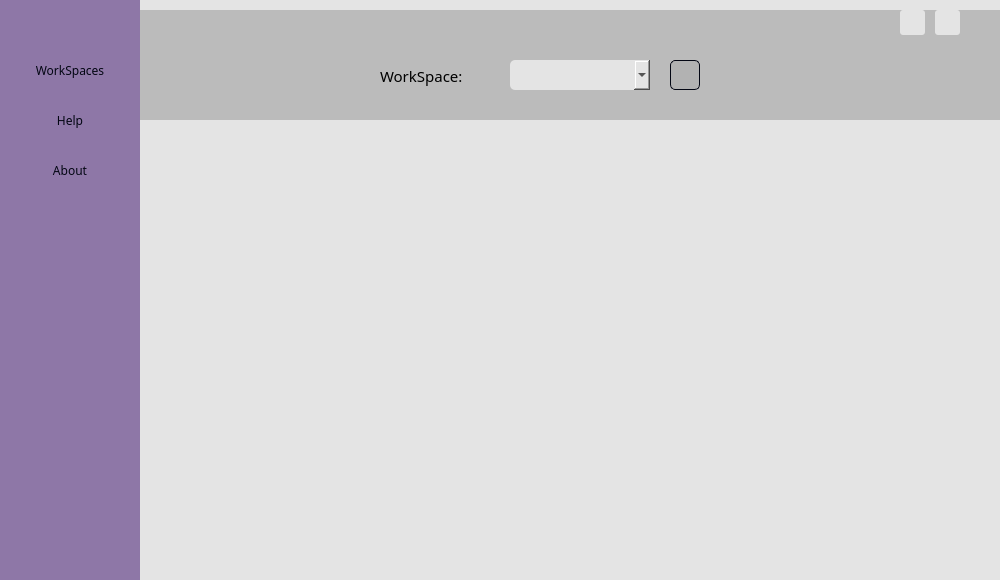
Old version of the form src/main.ui in the repository Matin-Ardestani/ToDo-List.
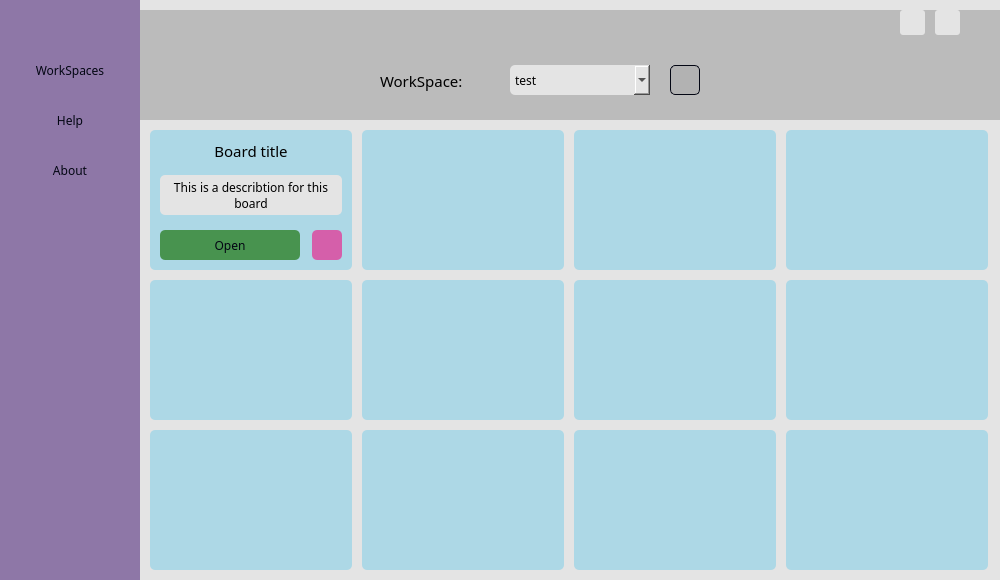
New version of the form. Icons and pictures are not drawn.

Commit message: boards items started

```diff
--- a/src/main.ui
+++ b/src/main.ui
@@ -241,9 +241,9 @@
       <property name="geometry">
        <rect>
         <x>0</x>
-        <y>-10</y>
+        <y>0</y>
         <width>860</width>
-        <height>120</height>
+        <height>110</height>
        </rect>
       </property>
       <property name="styleSheet">
@@ -259,7 +259,7 @@
        <property name="geometry">
         <rect>
          <x>240</x>
-         <y>65</y>
+         <y>60</y>
          <width>101</width>
          <height>21</height>
         </rect>
@@ -281,7 +281,7 @@
        <property name="geometry">
         <rect>
          <x>370</x>
-         <y>60</y>
+         <y>55</y>
          <width>140</width>
          <height>30</height>
         </rect>
@@ -294,12 +294,17 @@
        <property name="styleSheet">
         <string notr="true">background-color: #E4E4E4;border-radius: 5px;</string>
        </property>
+       <item>
+        <property name="text">
+         <string>test</string>
+        </property>
+       </item>
       </widget>
       <widget class="QPushButton" name="btn_addworkspace">
        <property name="geometry">
         <rect>
          <x>530</x>
-         <y>60</y>
+         <y>55</y>
          <width>30</width>
          <height>30</height>
         </rect>
@@ -331,6 +336,363 @@
        </property>
       </widget>
      </widget>
+     <widget class="QFrame" name="frame_2">
+      <property name="geometry">
+       <rect>
+        <x>0</x>
+        <y>110</y>
+        <width>860</width>
+        <height>460</height>
+       </rect>
+      </property>
+      <property name="frameShape">
+       <enum>QFrame::StyledPanel</enum>
+      </property>
+      <property name="frameShadow">
+       <enum>QFrame::Raised</enum>
+      </property>
+      <widget class="QFrame" name="frame_3">
+       <property name="geometry">
+        <rect>
+         <x>10</x>
+         <y>10</y>
+         <width>202</width>
+         <height>140</height>
+        </rect>
+       </property>
+       <property name="styleSheet">
+        <string notr="true">background: lightblue;</string>
+       </property>
+       <property name="frameShape">
+        <enum>QFrame::StyledPanel</enum>
+       </property>
+       <property name="frameShadow">
+        <enum>QFrame::Raised</enum>
+       </property>
+       <widget class="QLabel" name="label_13">
+        <property name="geometry">
+         <rect>
+          <x>0</x>
+          <y>10</y>
+          <width>202</width>
+          <height>21</height>
+         </rect>
+        </property>
+        <property name="font">
+         <font>
+          <family>Sans Serif</family>
+          <pointsize>11</pointsize>
+         </font>
+        </property>
+        <property name="styleSheet">
+         <string notr="true">background: none;</string>
+        </property>
+        <property name="text">
+         <string>Board title</string>
+        </property>
+        <property name="alignment">
+         <set>Qt::AlignCenter</set>
+        </property>
+       </widget>
+       <widget class="QLabel" name="label_14">
+        <property name="geometry">
+         <rect>
+          <x>10</x>
+          <y>45</y>
+          <width>182</width>
+          <height>40</height>
+         </rect>
+        </property>
+        <property name="font">
+         <font>
+          <family>Sans Serif</family>
+          <pointsize>9</pointsize>
+         </font>
+        </property>
+        <property name="styleSheet">
+         <string notr="true">background: #E4E4E4;</string>
+        </property>
+        <property name="text">
+         <string>This is a describtion for this board</string>
+        </property>
+        <property name="alignment">
+         <set>Qt::AlignCenter</set>
+        </property>
+        <property name="wordWrap">
+         <bool>true</bool>
+        </property>
+       </widget>
+       <widget class="QPushButton" name="pushButton">
+        <property name="geometry">
+         <rect>
+          <x>10</x>
+          <y>100</y>
+          <width>140</width>
+          <height>30</height>
+         </rect>
+        </property>
+        <property name="font">
+         <font>
+          <family>Sans Serif</family>
+          <pointsize>9</pointsize>
+         </font>
+        </property>
+        <property name="cursor">
+         <cursorShape>PointingHandCursor</cursorShape>
+        </property>
+        <property name="styleSheet">
+         <string notr="true">background-color: #48934F; color: #030613;</string>
+        </property>
+        <property name="text">
+         <string>Open</string>
+        </property>
+       </widget>
+       <widget class="QPushButton" name="pushButton_2">
+        <property name="geometry">
+         <rect>
+          <x>162</x>
+          <y>100</y>
+          <width>30</width>
+          <height>30</height>
+         </rect>
+        </property>
+        <property name="font">
+         <font>
+          <family>Sans Serif</family>
+          <pointsize>9</pointsize>
+         </font>
+        </property>
+        <property name="cursor">
+         <cursorShape>PointingHandCursor</cursorShape>
+        </property>
+        <property name="styleSheet">
+         <string notr="true">background-color: #D55FAA; color: #030613;</string>
+        </property>
+        <property name="text">
+         <string/>
+        </property>
+        <property name="icon">
+         <iconset>
+          <normaloff>../img/delete.png</normaloff>../img/delete.png</iconset>
+        </property>
+        <property name="iconSize">
+         <size>
+          <width>20</width>
+          <height>20</height>
+         </size>
+        </property>
+       </widget>
+      </widget>
+      <widget class="QFrame" name="frame_4">
+       <property name="geometry">
+        <rect>
+         <x>222</x>
+         <y>10</y>
+         <width>202</width>
+         <height>140</height>
+        </rect>
+       </property>
+       <property name="styleSheet">
+        <string notr="true">background: lightblue;</string>
+       </property>
+       <property name="frameShape">
+        <enum>QFrame::StyledPanel</enum>
+       </property>
+       <property name="frameShadow">
+        <enum>QFrame::Raised</enum>
+       </property>
+      </widget>
+      <widget class="QFrame" name="frame_5">
+       <property name="geometry">
+        <rect>
+         <x>434</x>
+         <y>10</y>
+         <width>202</width>
+         <height>140</height>
+        </rect>
+       </property>
+       <property name="styleSheet">
+        <string notr="true">background: lightblue;</string>
+       </property>
+       <property name="frameShape">
+        <enum>QFrame::StyledPanel</enum>
+       </property>
+       <property name="frameShadow">
+        <enum>QFrame::Raised</enum>
+       </property>
+      </widget>
+      <widget class="QFrame" name="frame_6">
+       <property name="geometry">
+        <rect>
+         <x>646</x>
+         <y>10</y>
+         <width>202</width>
+         <height>140</height>
+        </rect>
+       </property>
+       <property name="styleSheet">
+        <string notr="true">background: lightblue;</string>
+       </property>
+       <property name="frameShape">
+        <enum>QFrame::StyledPanel</enum>
+       </property>
+       <property name="frameShadow">
+        <enum>QFrame::Raised</enum>
+       </property>
+      </widget>
+      <widget class="QFrame" name="frame_7">
+       <property name="geometry">
+        <rect>
+         <x>10</x>
+         <y>160</y>
+         <width>202</width>
+         <height>140</height>
+        </rect>
+       </property>
+       <property name="styleSheet">
+        <string notr="true">background: lightblue;</string>
+       </property>
+       <property name="frameShape">
+        <enum>QFrame::StyledPanel</enum>
+       </property>
+       <property name="frameShadow">
+        <enum>QFrame::Raised</enum>
+       </property>
+      </widget>
+      <widget class="QFrame" name="frame_8">
+       <property name="geometry">
+        <rect>
+         <x>434</x>
+         <y>160</y>
+         <width>202</width>
+         <height>140</height>
+        </rect>
+       </property>
+       <property name="styleSheet">
+        <string notr="true">background: lightblue;</string>
+       </property>
+       <property name="frameShape">
+        <enum>QFrame::StyledPanel</enum>
+       </property>
+       <property name="frameShadow">
+        <enum>QFrame::Raised</enum>
+       </property>
+      </widget>
+      <widget class="QFrame" name="frame_9">
+       <property name="geometry">
+        <rect>
+         <x>222</x>
+         <y>160</y>
+         <width>202</width>
+         <height>140</height>
+        </rect>
+       </property>
+       <property name="styleSheet">
+        <string notr="true">background: lightblue;</string>
+       </property>
+       <property name="frameShape">
+        <enum>QFrame::StyledPanel</enum>
+       </property>
+       <property name="frameShadow">
+        <enum>QFrame::Raised</enum>
+       </property>
+      </widget>
+      <widget class="QFrame" name="frame_10">
+       <property name="geometry">
+        <rect>
+         <x>646</x>
+         <y>160</y>
+         <width>202</width>
+         <height>140</height>
+        </rect>
+       </property>
+       <property name="styleSheet">
+        <string notr="true">background: lightblue;</string>
+       </property>
+       <property name="frameShape">
+        <enum>QFrame::StyledPanel</enum>
+       </property>
+       <property name="frameShadow">
+        <enum>QFrame::Raised</enum>
+       </property>
+      </widget>
+      <widget class="QFrame" name="frame_11">
+       <property name="geometry">
+        <rect>
+         <x>10</x>
+         <y>310</y>
+         <width>202</width>
+         <height>140</height>
+        </rect>
+       </property>
+       <property name="styleSheet">
+        <string notr="true">background: lightblue;</string>
+       </property>
+       <property name="frameShape">
+        <enum>QFrame::StyledPanel</enum>
+       </property>
+       <property name="frameShadow">
+        <enum>QFrame::Raised</enum>
+       </property>
+      </widget>
+      <widget class="QFrame" name="frame_12">
+       <property name="geometry">
+        <rect>
+         <x>434</x>
+         <y>310</y>
+         <width>202</width>
+         <height>140</height>
+        </rect>
+       </property>
+       <property name="styleSheet">
+        <string notr="true">background: lightblue;</string>
+       </property>
+       <property name="frameShape">
+        <enum>QFrame::StyledPanel</enum>
+       </property>
+       <property name="frameShadow">
+        <enum>QFrame::Raised</enum>
+       </property>
+      </widget>
+      <widget class="QFrame" name="frame_13">
+       <property name="geometry">
+        <rect>
+         <x>222</x>
+         <y>310</y>
+         <width>202</width>
+         <height>140</height>
+        </rect>
+       </property>
+       <property name="styleSheet">
+        <string notr="true">background: lightblue;</string>
+       </property>
+       <property name="frameShape">
+        <enum>QFrame::StyledPanel</enum>
+       </property>
+       <property name="frameShadow">
+        <enum>QFrame::Raised</enum>
+       </property>
+      </widget>
+      <widget class="QFrame" name="frame_14">
+       <property name="geometry">
+        <rect>
+         <x>646</x>
+         <y>310</y>
+         <width>202</width>
+         <height>140</height>
+        </rect>
+       </property>
+       <property name="styleSheet">
+        <string notr="true">background: lightblue;</string>
+       </property>
+       <property name="frameShape">
+        <enum>QFrame::StyledPanel</enum>
+       </property>
+       <property name="frameShadow">
+        <enum>QFrame::Raised</enum>
+       </property>
+      </widget>
+     </widget>
     </widget>
     <widget class="QWidget" name="page_help">
      <widget class="QLabel" name="label">
```
The commit also changes 1 other file.
